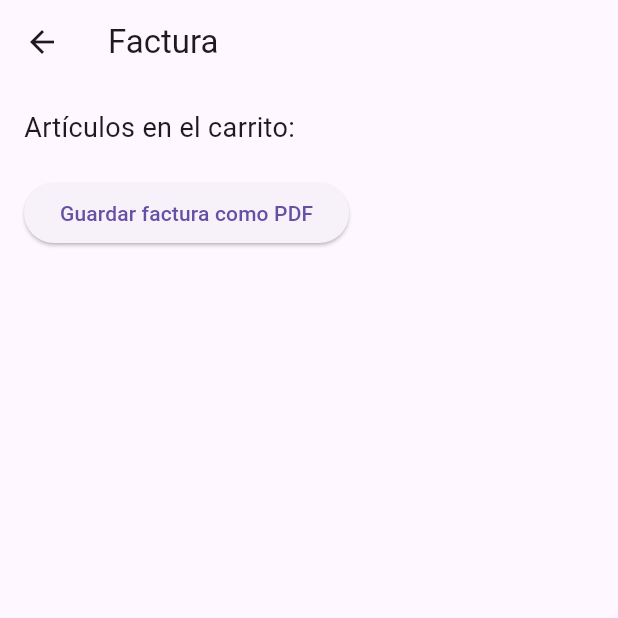
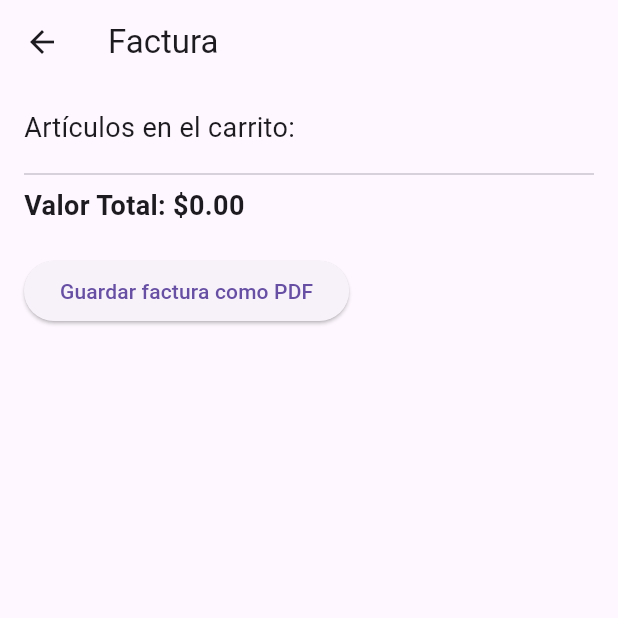
Before and after one commit to aareyes5/Tarea1.2_PrograAvanzada, a Flutter app: the Home screen opened by its route, after a tap on "Sports", after a tap on the "shopping cart" icon, on a phone screen of 412 x 824 dp, the top half of it. Run offline on Flutter 3.47's test engine with Material 3 defaults, Android fonts, the light colour scheme and no system bars; our stand-ins replace open_file, pdf.

Commit message:
Changes to work only on mobile

```diff
--- a/lib/pages/factura.dart
+++ b/lib/pages/factura.dart
@@ -1,19 +1,25 @@
 import 'package:flutter/material.dart';
 import '../logica/logica_classes.dart';
+import 'package:pdf/widgets.dart' as pw;
+import 'package:pdf/pdf.dart' as pw;
+import 'package:open_file/open_file.dart';
 
 class Factura extends StatelessWidget {
   @override
   Widget build(BuildContext context) {
-    final items = ModalRoute.of(context)!.settings.arguments as List<String>;
-   // final Pdftransform pdfTransform = Pdftransform();
-/*
+    final items = ModalRoute.of(context)!.settings.arguments as List<Productos>;
+    final Pdftransform pdfTransform = Pdftransform();
+
     Future<void> _generatePdf() async {
       final filePath = await pdfTransform.generateInvoice(items);
       ScaffoldMessenger.of(context).showSnackBar(
         SnackBar(content: Text('Factura guardada en $filePath')),
       );
+      OpenFile.open(filePath); // Abrir el archivo directamente
     }
-*/
+
+    final double total = items.fold(0, (sum, item) => sum + item.price);
+
     return Scaffold(
       appBar: AppBar(title: Text('Factura')),
       body: Padding(
@@ -22,12 +28,14 @@ class Factura extends StatelessWidget {
           crossAxisAlignment: CrossAxisAlignment.start,
           children: [
             Text('Artículos en el carrito:', style: TextStyle(fontSize: 18)),
-            ...items.map((item) => Text('- $item')).toList(),
+            SizedBox(height: 10),
+            ...items.map((item) => Text('${item.name}: \$${item.price}')),
+            Divider(),
+            Text('Valor Total: \$${total.toStringAsFixed(2)}',
+                style: TextStyle(fontSize: 18, fontWeight: FontWeight.bold)),
             SizedBox(height: 20),
             ElevatedButton(
-              onPressed: () {
-                Navigator.pop(context);
-              },
+              onPressed: _generatePdf,
               child: Text('Guardar factura como PDF'),
             ),
           ],
--- a/lib/pages/home.dart
+++ b/lib/pages/home.dart
@@ -94,7 +94,7 @@ class _HomePageState extends State<Home> {
                         ),
                         trailing: ElevatedButton(
                           onPressed: () {
-                            _carrito.addToCart(product.name);
+                            _carrito.addToCart(product);
                             ScaffoldMessenger.of(context).showSnackBar(
                               SnackBar(
                                 content: Text('${product.name} agregado al carrito'),
--- a/lib/pages/login.dart
+++ b/lib/pages/login.dart
@@ -1,5 +1,5 @@
 import 'package:flutter/material.dart';
-import '../logica/logica_classes.dart';
+import '../logica/logica_login.dart';
 
 class Login extends StatefulWidget {
   @override
```
Also changed, not shown: lib/logica/logica_classes.dart (+28 -50 lines), pubspec.yaml (+8 -6 lines), pubspec.lock, 5 other files.
